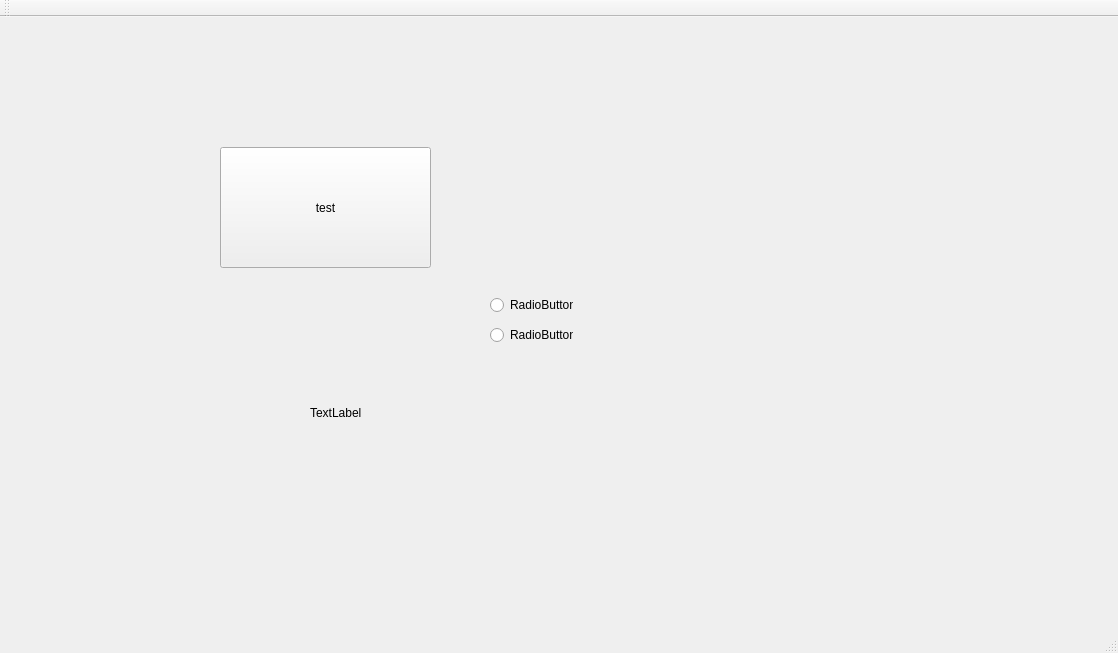
Qt form QT_ui/mainwindow.ui (hidog/QT_test) before a commit.
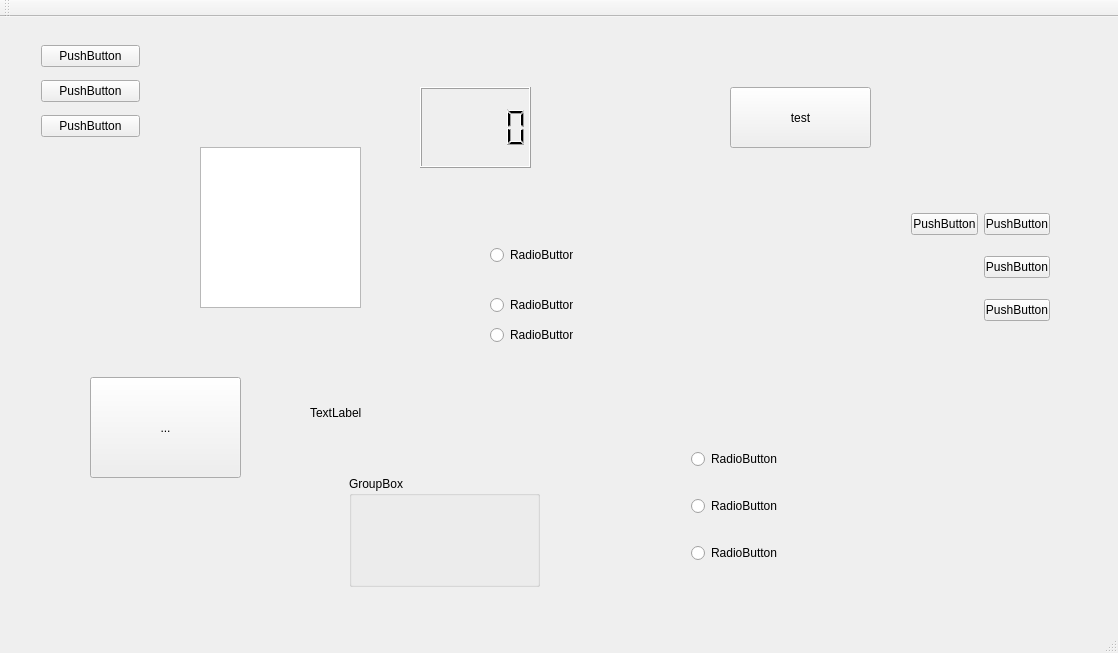
The same form after that commit.

Commit message: 測試UI介面

```diff
--- a/QT_ui/mainwindow.ui
+++ b/QT_ui/mainwindow.ui
@@ -17,10 +17,10 @@
    <widget class="QPushButton" name="testButton">
     <property name="geometry">
      <rect>
-      <x>220</x>
-      <y>130</y>
-      <width>211</width>
-      <height>121</height>
+      <x>730</x>
+      <y>70</y>
+      <width>141</width>
+      <height>61</height>
      </rect>
     </property>
     <property name="text">
@@ -66,6 +66,171 @@
      <string>RadioButton</string>
     </property>
    </widget>
+   <widget class="QWidget" name="verticalLayoutWidget">
+    <property name="geometry">
+     <rect>
+      <x>30</x>
+      <y>10</y>
+      <width>121</width>
+      <height>131</height>
+     </rect>
+    </property>
+    <layout class="QVBoxLayout" name="verticalLayout">
+     <item>
+      <widget class="QPushButton" name="pushButton_2">
+       <property name="text">
+        <string>PushButton</string>
+       </property>
+      </widget>
+     </item>
+     <item>
+      <widget class="QPushButton" name="pushButton_7">
+       <property name="text">
+        <string>PushButton</string>
+       </property>
+      </widget>
+     </item>
+     <item>
+      <widget class="QPushButton" name="pushButton">
+       <property name="text">
+        <string>PushButton</string>
+       </property>
+      </widget>
+     </item>
+    </layout>
+   </widget>
+   <widget class="QWidget" name="gridLayoutWidget">
+    <property name="geometry">
+     <rect>
+      <x>900</x>
+      <y>170</y>
+      <width>161</width>
+      <height>161</height>
+     </rect>
+    </property>
+    <layout class="QGridLayout" name="gridLayout">
+     <item row="0" column="1">
+      <widget class="QPushButton" name="pushButton_4">
+       <property name="text">
+        <string>PushButton</string>
+       </property>
+      </widget>
+     </item>
+     <item row="2" column="1">
+      <widget class="QPushButton" name="pushButton_3">
+       <property name="text">
+        <string>PushButton</string>
+       </property>
+      </widget>
+     </item>
+     <item row="1" column="1">
+      <widget class="QPushButton" name="pushButton_5">
+       <property name="text">
+        <string>PushButton</string>
+       </property>
+      </widget>
+     </item>
+     <item row="0" column="0">
+      <widget class="QPushButton" name="pushButton_6">
+       <property name="text">
+        <string>PushButton</string>
+       </property>
+      </widget>
+     </item>
+    </layout>
+   </widget>
+   <widget class="QToolButton" name="toolButton">
+    <property name="geometry">
+     <rect>
+      <x>90</x>
+      <y>360</y>
+      <width>151</width>
+      <height>101</height>
+     </rect>
+    </property>
+    <property name="text">
+     <string>...</string>
+    </property>
+   </widget>
+   <widget class="QLCDNumber" name="lcdNumber">
+    <property name="geometry">
+     <rect>
+      <x>420</x>
+      <y>70</y>
+      <width>111</width>
+      <height>81</height>
+     </rect>
+    </property>
+   </widget>
+   <widget class="QListWidget" name="listWidget">
+    <property name="geometry">
+     <rect>
+      <x>200</x>
+      <y>130</y>
+      <width>161</width>
+      <height>161</height>
+     </rect>
+    </property>
+   </widget>
+   <widget class="QGroupBox" name="groupBox">
+    <property name="geometry">
+     <rect>
+      <x>349</x>
+      <y>459</y>
+      <width>191</width>
+      <height>111</height>
+     </rect>
+    </property>
+    <property name="title">
+     <string>GroupBox</string>
+    </property>
+   </widget>
+   <widget class="QRadioButton" name="radioButton_3">
+    <property name="geometry">
+     <rect>
+      <x>490</x>
+      <y>230</y>
+      <width>83</width>
+      <height>16</height>
+     </rect>
+    </property>
+    <property name="text">
+     <string>RadioButton</string>
+    </property>
+   </widget>
+   <widget class="QWidget" name="gridLayoutWidget_2">
+    <property name="geometry">
+     <rect>
+      <x>680</x>
+      <y>400</y>
+      <width>271</width>
+      <height>181</height>
+     </rect>
+    </property>
+    <layout class="QGridLayout" name="gridLayout_2">
+     <item row="2" column="0">
+      <widget class="QRadioButton" name="radioButton_4">
+       <property name="text">
+        <string>RadioButton</string>
+       </property>
+      </widget>
+     </item>
+     <item row="1" column="0">
+      <widget class="QRadioButton" name="radioButton_5">
+       <property name="text">
+        <string>RadioButton</string>
+       </property>
+      </widget>
+     </item>
+     <item row="0" column="0">
+      <widget class="QRadioButton" name="radioButton_6">
+       <property name="text">
+        <string>RadioButton</string>
+       </property>
+      </widget>
+     </item>
+    </layout>
+   </widget>
   </widget>
   <widget class="QMenuBar" name="menuBar">
    <property name="geometry">
```
The commit also changes 1 other file.
